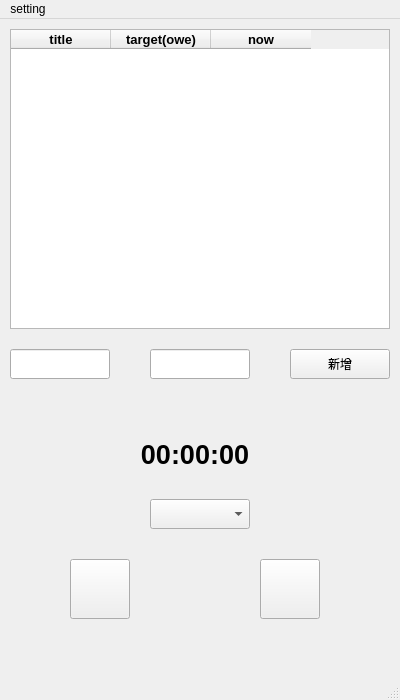
The window that app/view/ui/main.ui (TsouMinHan/TargetHours) describes before a commit, drawn with Qt 5.
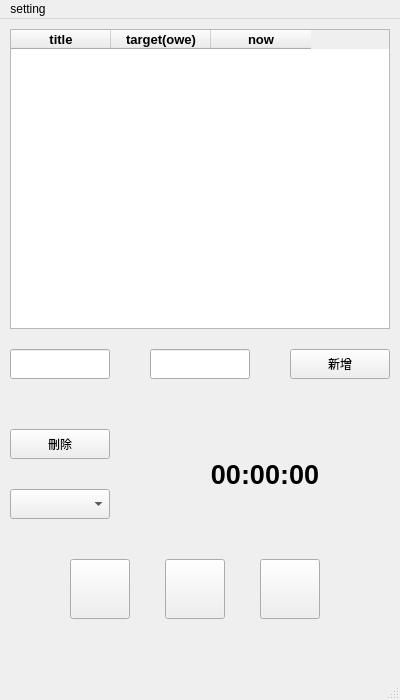
The same window after the commit.

The edit to the form file:
```diff
--- a/app/view/ui/main.ui
+++ b/app/view/ui/main.ui
@@ -56,8 +56,8 @@
    <widget class="QLabel" name="time_label">
     <property name="geometry">
      <rect>
-      <x>130</x>
-      <y>410</y>
+      <x>200</x>
+      <y>430</y>
       <width>130</width>
       <height>50</height>
      </rect>
@@ -105,12 +105,19 @@
    <widget class="QComboBox" name="comboBox">
     <property name="geometry">
      <rect>
-      <x>150</x>
-      <y>480</y>
+      <x>10</x>
+      <y>470</y>
       <width>100</width>
       <height>30</height>
      </rect>
     </property>
+    <property name="font">
+     <font>
+      <pointsize>10</pointsize>
+      <weight>75</weight>
+      <bold>true</bold>
+     </font>
+    </property>
    </widget>
    <widget class="QTableWidget" name="tableWidget">
     <property name="geometry">
@@ -180,6 +187,32 @@
      </property>
     </column>
    </widget>
+   <widget class="QPushButton" name="delete_btn">
+    <property name="geometry">
+     <rect>
+      <x>10</x>
+      <y>410</y>
+      <width>100</width>
+      <height>30</height>
+     </rect>
+    </property>
+    <property name="text">
+     <string>刪除</string>
+    </property>
+   </widget>
+   <widget class="QPushButton" name="stop_btn">
+    <property name="geometry">
+     <rect>
+      <x>165</x>
+      <y>540</y>
+      <width>60</width>
+      <height>60</height>
+     </rect>
+    </property>
+    <property name="text">
+     <string/>
+    </property>
+   </widget>
   </widget>
   <widget class="QMenuBar" name="menubar">
    <property name="geometry">
```
Left out of the diff: 33 changed lines with no effect on the pictures.
